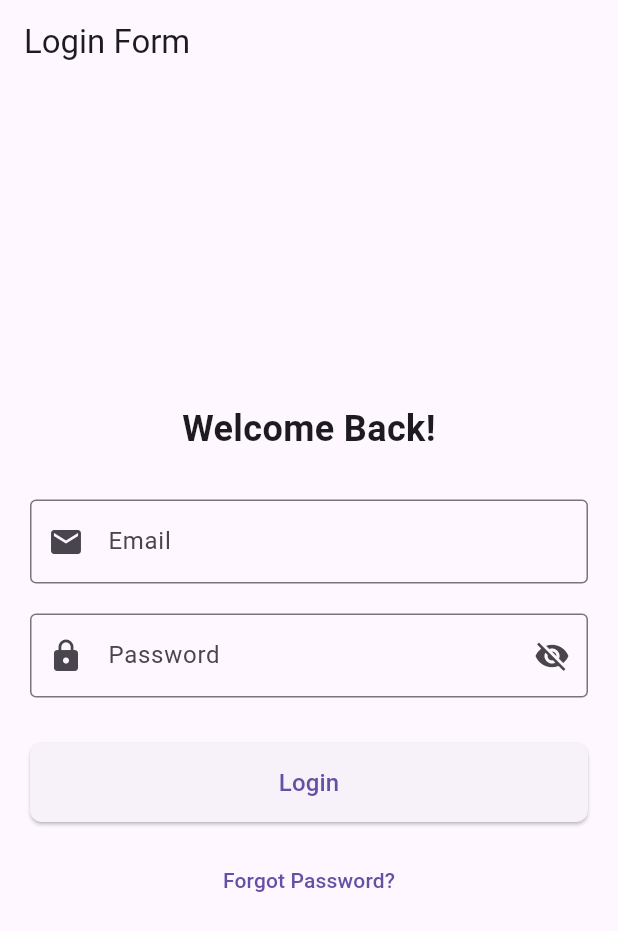
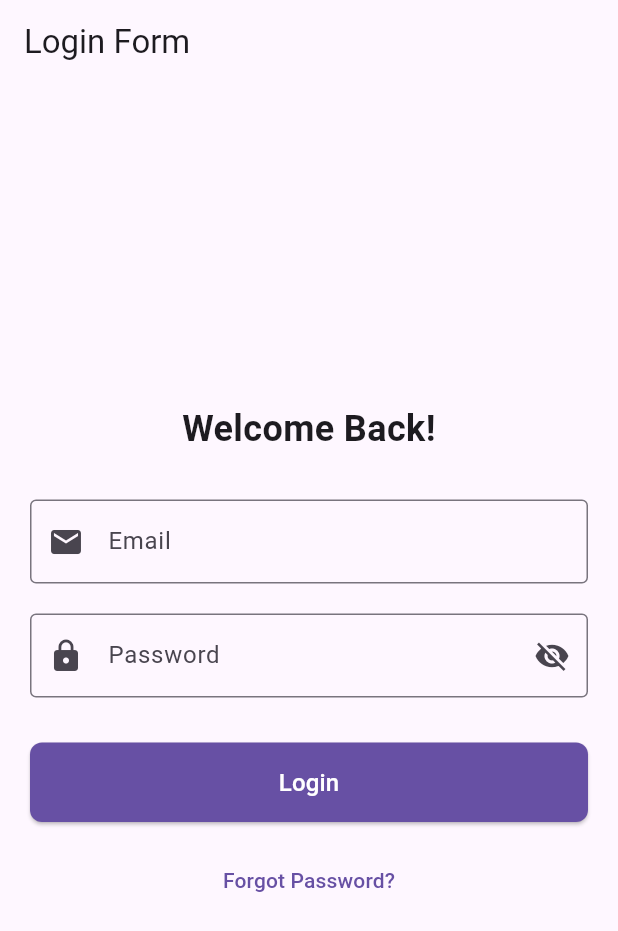
Before and after one commit to mussie-alemayehu/login_form, a Flutter app: the screen it shows after launch, on a phone screen of 412 x 824 dp. Shown: the top 931 px of the screen. Run offline on Flutter 3.47's test engine with Material 3 defaults, Android fonts, the phone set to English and light mode, and no system bars.

Commit message:
fix: login button color

```diff
--- a/lib/main.dart
+++ b/lib/main.dart
@@ -193,16 +193,20 @@ class _LoginPageState extends State<LoginPage> {
                     shape: RoundedRectangleBorder(
                       borderRadius: BorderRadius.circular(8),
                     ),
-                    backgroundColor: _isLoading ? Colors.grey : null,
+                    foregroundColor: Colors.white,
+                    backgroundColor: _isLoading
+                        ? Colors.grey
+                        : Theme.of(context).primaryColor,
                   ),
                   child: _isLoading
-                      ? const SizedBox(
+                      ? SizedBox(
                           height: 20,
                           width: 20,
                           child: CircularProgressIndicator(
                             strokeWidth: 2,
-                            valueColor:
-                                AlwaysStoppedAnimation<Color>(Colors.white),
+                            valueColor: AlwaysStoppedAnimation<Color>(
+                              Theme.of(context).primaryColor,
+                            ),
                           ),
                         )
                       : const Text(
@@ -215,8 +219,10 @@ class _LoginPageState extends State<LoginPage> {
                   onPressed: () {
                     ScaffoldMessenger.of(context).showSnackBar(
                       const SnackBar(
-                          content: Text(
-                              'Forgot Password clicked (not implemented)')),
+                        content: Text(
+                          'Forgot Password clicked (not implemented)',
+                        ),
+                      ),
                     );
                   },
                   child: const Text('Forgot Password?'),
```
Also changed, not shown: working_screenshots/Screenshot 2025-04-24 221228.png (added).
